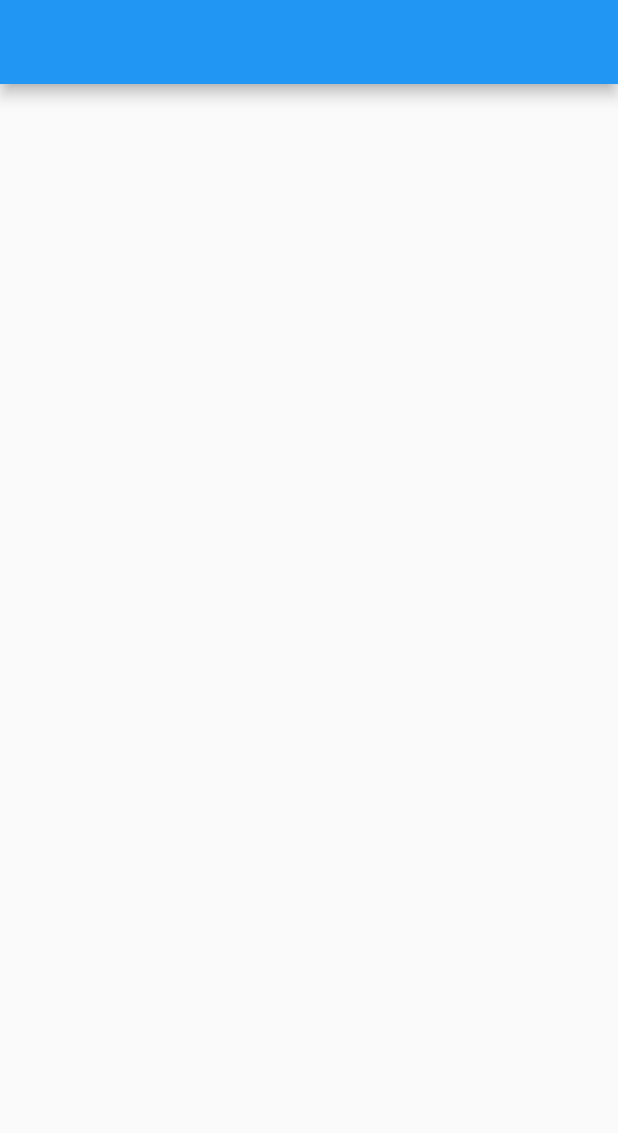
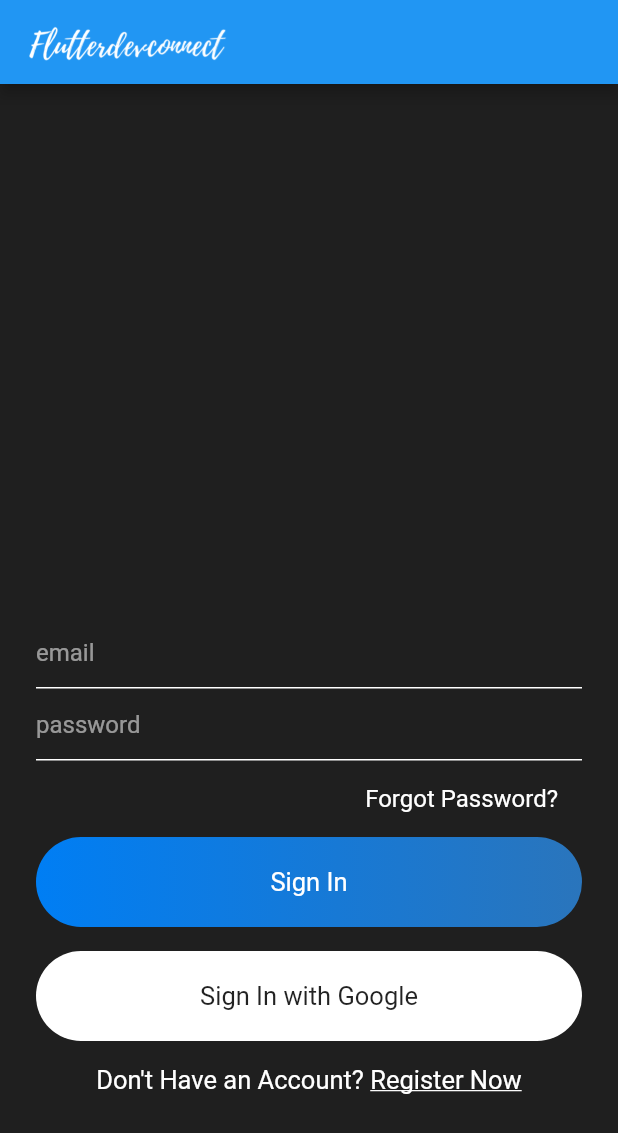
Before and after one commit to 1208hrsht/chat_application, a Flutter app: the screen it shows after launch, on a phone screen of 412 x 824 dp. Shown: the top 1133 px of the screen. Run offline on Flutter 3.47's test engine with Material 2 defaults, Android fonts, the phone set to English and light mode, and no system bars.

Commit message:
Sign In Page Created

```diff
--- a/lib/main.dart
+++ b/lib/main.dart
@@ -14,6 +14,8 @@ class MyApp extends StatelessWidget {
       debugShowCheckedModeBanner: false,
       title: 'Flutter Demo',
       theme: ThemeData(
+        primaryColor: const Color(0xff145C9E),
+        scaffoldBackgroundColor: const Color(0xff1F1F1F),
         primarySwatch: Colors.blue,
       ),
       home: const SignIn(),
--- a/lib/views/signin.dart
+++ b/lib/views/signin.dart
@@ -14,6 +14,93 @@ class _SignInState extends State<SignIn> {
   Widget build(BuildContext context) {
     return Scaffold(
       appBar: appBarMain(context),
+      body: SingleChildScrollView(
+        child: Padding(
+          padding: const EdgeInsets.symmetric(horizontal: 24),
+          child: Container(
+            height: MediaQuery.of(context).size.height - 50,
+            alignment: Alignment.bottomCenter,
+            child: Column(
+              mainAxisSize: MainAxisSize.min,
+              children: [
+                TextField(
+                    style: simpleTextStyle(),
+                    decoration: textFieldInputDecoration("email")),
+                TextField(
+                    style: simpleTextStyle(),
+                    decoration: textFieldInputDecoration("password")),
+                const SizedBox(
+                  height: 8,
+                ),
+                Container(
+                  alignment: Alignment.centerRight,
+                  padding:
+                      const EdgeInsets.symmetric(horizontal: 16, vertical: 8),
+                  child: Text(
+                    "Forgot Password?",
+                    style: simpleTextStyle(),
+                  ),
+                ),
+                const SizedBox(
+                  height: 8,
+                ),
+                Container(
+                  alignment: Alignment.center,
+                  width: MediaQuery.of(context).size.width,
+                  padding: const EdgeInsets.symmetric(vertical: 20),
+                  decoration: BoxDecoration(
+                    gradient: const LinearGradient(
+                        colors: [Color(0xff007EF4), Color(0xff2A75BC)]),
+                    borderRadius: BorderRadius.circular(30),
+                  ),
+                  child: Text(
+                    "Sign In",
+                    style: mediumTextStyle(),
+                  ),
+                ),
+                const SizedBox(
+                  height: 16,
+                ),
+                Container(
+                  alignment: Alignment.center,
+                  width: MediaQuery.of(context).size.width,
+                  padding: const EdgeInsets.symmetric(vertical: 20),
+                  decoration: BoxDecoration(
+                    color: Colors.white,
+                    borderRadius: BorderRadius.circular(30),
+                  ),
+                  child: const Text(
+                    "Sign In with Google",
+                    style: TextStyle(color: Colors.black87, fontSize: 17),
+                  ),
+                ),
+                const SizedBox(
+                  height: 16,
+                ),
+                Row(
+                  mainAxisAlignment: MainAxisAlignment.center,
+                  children: [
+                    Text(
+                      "Don't Have an Account? ",
+                      style: mediumTextStyle(),
+                    ),
+                    const Text(
+                      "Register Now",
+                      style: TextStyle(
+                          color: Colors.white,
+                          fontSize: 17,
+                          decoration: TextDecoration.underline),
+                    )
+                  ],
+                ),
+                const SizedBox(
+                  height: 100,
+                )
+              ],
+            ),
+          ),
+        ),
+      ),
     );
   }
 }
--- a/lib/widgets/widgets.dart
+++ b/lib/widgets/widgets.dart
@@ -1,5 +1,28 @@
 import 'package:flutter/material.dart';
 
 Widget appBarMain(BuildContext context) {
-  return AppBar();
+  return AppBar(
+    title: Image.asset(
+      "assets/images/logo.png",
+      height: 50,
+    ),
+  );
 }
+
+InputDecoration textFieldInputDecoration(String hintText) {
+  return InputDecoration(
+      hintText: hintText,
+      hintStyle: const TextStyle(color: Colors.white54),
+      focusedBorder: const UnderlineInputBorder(
+          borderSide: BorderSide(color: Colors.white)),
+      enabledBorder: const UnderlineInputBorder(
+          borderSide: BorderSide(color: Colors.white)));
+}
+
+TextStyle simpleTextStyle() {
+  return const TextStyle(color: Colors.white, fontSize: 16);
+}
+
+TextStyle mediumTextStyle() {
+  return const TextStyle(color: Colors.white, fontSize: 17);
+}
--- a/pubspec.yaml
+++ b/pubspec.yaml
@@ -56,8 +56,8 @@ flutter:
   uses-material-design: true
 
   # To add assets to your application, add an assets section, like this:
-  #assets:
-  #   - images/a_dot_burr.jpeg
+  assets:
+    - assets/images/
   #   - images/a_dot_ham.jpeg
 
   # An image asset can refer to one or more resolution-specific "variants", see
```
